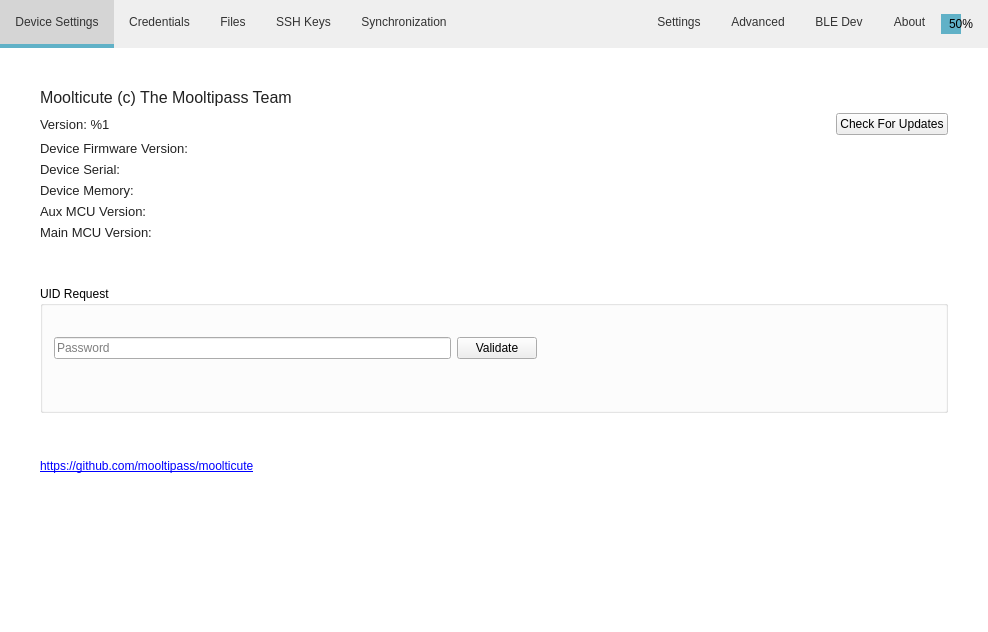
First picture: the form in src/MainWindow.ui, repository mooltipass/moolticute, before the edit.
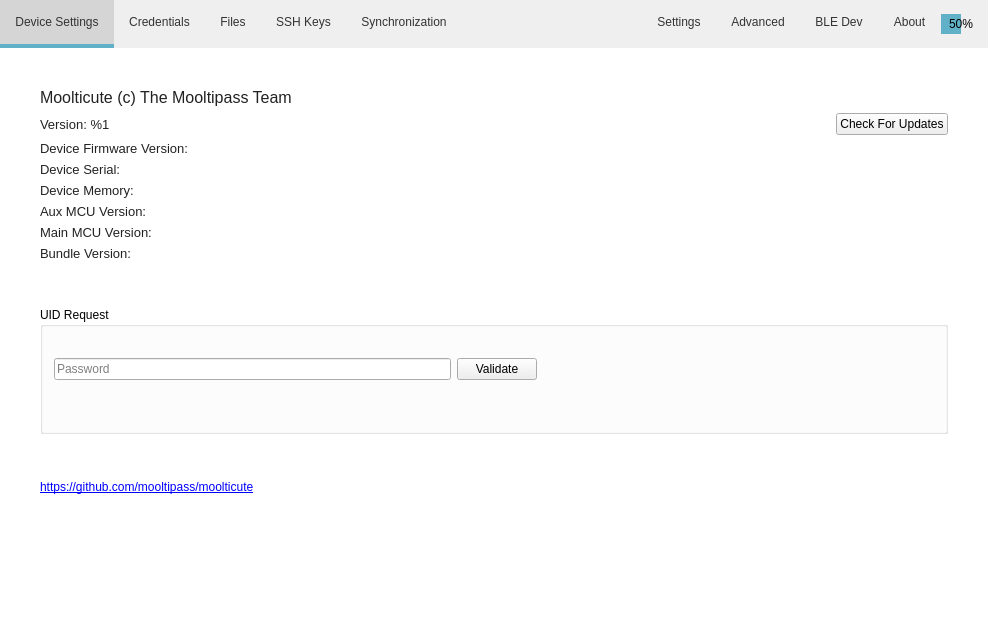
Second picture: the form after the edit. The open tabs and pages were chosen to show the change. Icons and pictures are not drawn. Custom widgets are drawn as their Qt base class.

Commit message: [BLE] Add bundle version to About Tab

What changed in the file:
```diff
--- a/src/MainWindow.ui
+++ b/src/MainWindow.ui
@@ -2908,6 +2908,40 @@
           </layout>
          </widget>
         </item>
+        <item>
+          <layout class="QHBoxLayout" name="horizontalLayout_55">
+           <item>
+            <widget class="QLabel" name="labelBundleVersion">
+             <property name="sizePolicy">
+              <sizepolicy hsizetype="Fixed" vsizetype="Preferred">
+               <horstretch>0</horstretch>
+               <verstretch>0</verstretch>
+              </sizepolicy>
+             </property>
+             <property name="font">
+              <font>
+               <pointsize>10</pointsize>
+              </font>
+             </property>
+             <property name="text">
+              <string>Bundle Version:</string>
+             </property>
+            </widget>
+           </item>
+           <item>
+            <widget class="QLabel" name="labelBundleVersionValue">
+             <property name="font">
+              <font>
+               <pointsize>10</pointsize>
+              </font>
+             </property>
+             <property name="text">
+              <string/>
+             </property>
+            </widget>
+           </item>
+          </layout>
+         </item>
         <item>
          <spacer name="verticalSpacer_15">
           <property name="orientation">
```
The commit also changes 7 other files.
